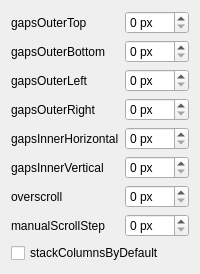
The window that karousel/contents/ui/config.ui (peterfajdiga/karousel) describes before a commit, drawn with Qt 5.
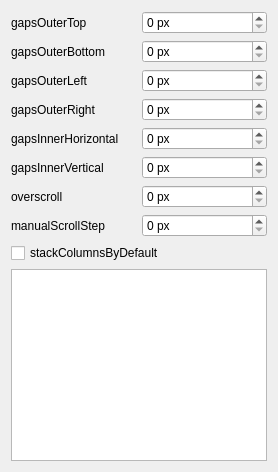
The same window after the commit.

Commit message: window rules config

The edit to the form file:
```diff
--- a/karousel/contents/ui/config.ui
+++ b/karousel/contents/ui/config.ui
@@ -184,6 +184,10 @@
                     </property>
                 </widget>
             </item>
+
+            <item row="9" column="0" colspan="2">
+                <widget class="QPlainTextEdit" name="kcfg_windowRules"/>
+            </item>
         </layout>
     </widget>
     <resources/>
```
The commit also changes 6 other files.
